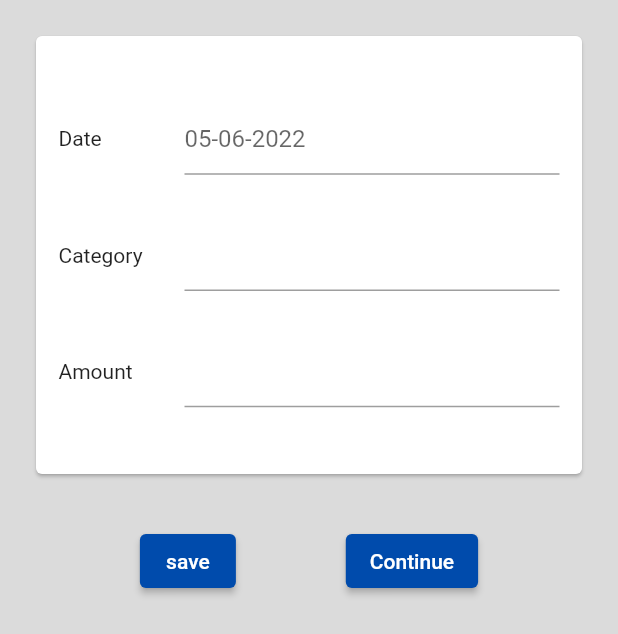
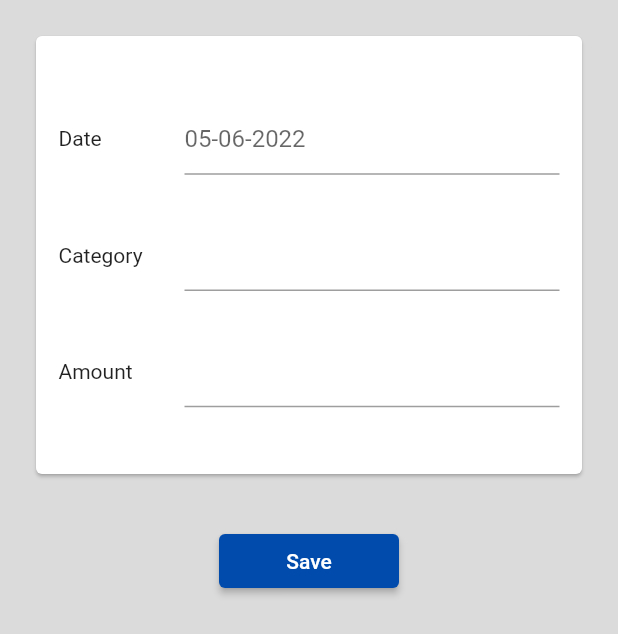
Before and after one commit to aslahmogral/karcha-book, a Flutter app: the AddIncomeScreen screen opened directly, on a phone screen of 412 x 824 dp. Shown: the top 634 px of the screen. Run offline on Flutter 3.47's test engine with Material 2 defaults, Android fonts, the phone set to English and light mode, and no system bars; our stand-ins replace fl_chart, hive, hive_flutter, persistent_bottom_nav_bar, pie_chart; accounts and stored records are empty.

Commit message:
removed continue button from add transaction

```diff
--- a/lib/screens/add_transactions/add_income_screen.dart
+++ b/lib/screens/add_transactions/add_income_screen.dart
@@ -120,7 +120,9 @@ class _AddIncomeScreenState extends State<AddIncomeScreen> {
                   Row(
                     mainAxisAlignment: MainAxisAlignment.spaceEvenly,
                     children: [
-                      ElevatedButton(
+                      Container(
+                        width: 120,
+                        child: ElevatedButton(
                             onPressed: () {
                               int amounts = int.parse(amountController.text);
                               final inc = addExpAndIncModel(
@@ -133,10 +135,9 @@ class _AddIncomeScreenState extends State<AddIncomeScreen> {
 
                               Navigator.pop(context);
                             },
-                          child: Text('save')),
-                      ElevatedButton(onPressed: () {
+                            child: Text('Save')),
+                      ),
 
-                      }, child: Text('Continue'))
                     ],
                   ),
                 ],
```
Also changed, not shown: lib/screens/add_transactions/add_expense_screen.dart (+5 -3 lines). Lines whose indentation alone changed are shown as unchanged.
